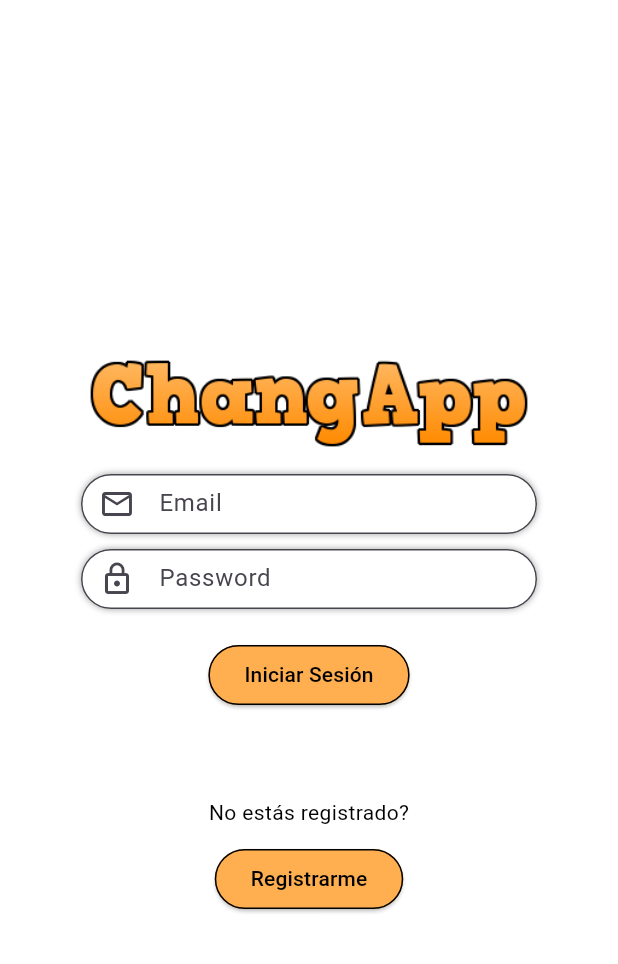
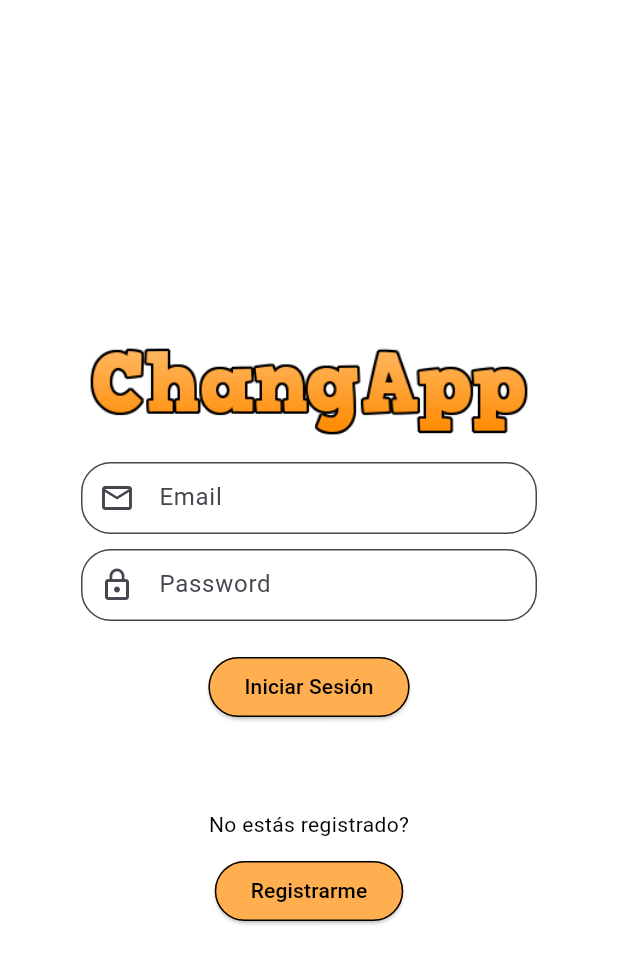
Before and after one commit to gonzacabrera2506/changapp, a Flutter app: the LoginScreen screen opened by its route, on a phone screen of 412 x 824 dp. Shown: the top 964 px of the screen. Run offline on Flutter 3.47's test engine with Material 3 defaults, Android fonts, the phone set to English and light mode, and no system bars; our stand-ins replace dio, equatable, flutter_animate, flutter_bloc, font_awesome_flutter, form_validator and 2 more.

```diff
--- a/lib/shared/custom_container_widget.dart
+++ b/lib/shared/custom_container_widget.dart
@@ -4,6 +4,7 @@ class CustomContainer extends StatelessWidget {
   final Widget child;
   final double? width;
   final double? height;
+
   const CustomContainer({
     super.key,
     required this.child,
@@ -13,14 +14,6 @@ class CustomContainer extends StatelessWidget {
 
   @override
   Widget build(BuildContext context) {
-    return Container(
-      width: width,
-      height: height,
-      decoration: BoxDecoration(
-          color: Colors.white,
-          boxShadow: const [BoxShadow(blurRadius: 3.5, color: Colors.grey)],
-          borderRadius: BorderRadius.circular(20)),
-      child: child,
-    );
+    return child;
   }
 }
--- a/lib/shared/custom_textfield_widget.dart
+++ b/lib/shared/custom_textfield_widget.dart
@@ -20,29 +20,13 @@ class TextFieldWidget extends StatelessWidget {
 
   @override
   Widget build(BuildContext context) {
-    return CustomContainer(
-      width: 320,
-      height: 40,
-      child: TextFormField(
+    return TextFormField(
       controller: controller,
       obscureText: obscureText,
-        onTap: () {
-          ScaffoldMessenger.of(context).clearSnackBars();
-        },
-        validator: (value) {
-          final result = validation?.call(value);
-          if (result != null) {
-            WidgetsBinding.instance.addPostFrameCallback((_) {
-              ScaffoldMessenger.of(context).showSnackBar(
-                SnackBar(
-                  content: Text(result),
-                  backgroundColor: Colors.red,
-                  duration: const Duration(seconds: 5),
-                ),
-              );
-            });
-          }
-        },
+      // onTap: () {
+      //   ScaffoldMessenger.of(context).clearSnackBars();
+      // },
+      validator: validation,
       decoration: InputDecoration(
         prefixIcon: icon,
         hintText: hintText,
@@ -54,7 +38,7 @@ class TextFieldWidget extends StatelessWidget {
             borderRadius: BorderRadius.circular(20),
             borderSide: const BorderSide(color: Colors.grey)),
         filled: true,
-            fillColor: Colors.white),
+        fillColor: Colors.white,
       ),
     );
   }
```
Also changed, not shown: lib/features/signup/presentation/widgets/signup_widget.dart (+2 -6 lines). Lines whose indentation alone changed are shown as unchanged.
